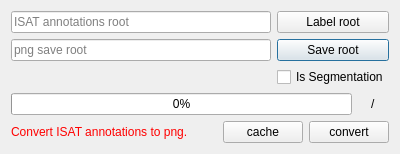
Old version of the form ui/convert_dialog.ui in the repository yatengLG/ISAT.
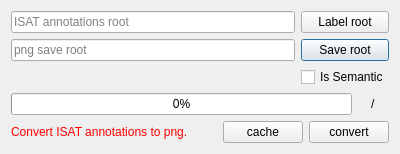
New version of the form.

```diff
--- a/ui/convert_dialog.ui
+++ b/ui/convert_dialog.ui
@@ -10,7 +10,7 @@
     <x>0</x>
     <y>0</y>
     <width>400</width>
-    <height>144</height>
+    <height>147</height>
    </rect>
   </property>
   <property name="windowTitle">
@@ -70,7 +70,7 @@
          <string/>
         </property>
         <property name="text">
-         <string>Is Segmentation</string>
+         <string>Is Semantic</string>
         </property>
        </widget>
       </item>
```
